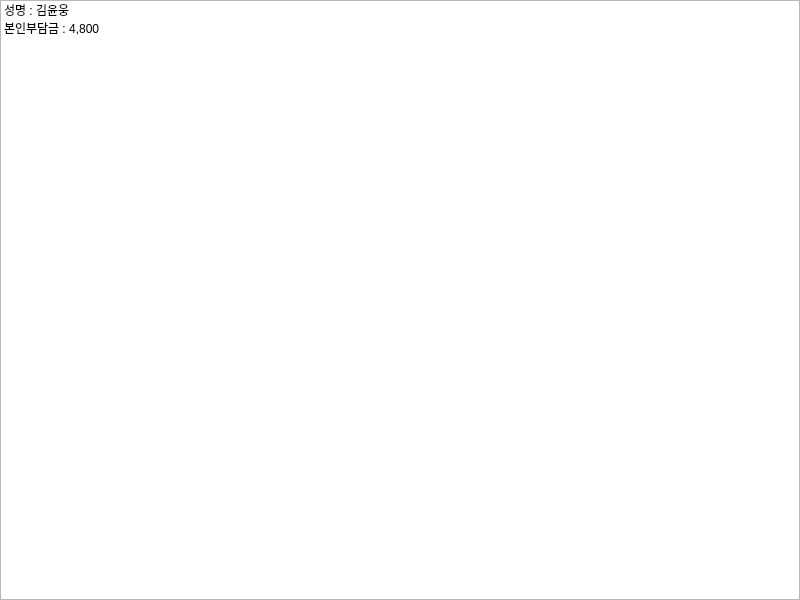
Old version of the form UI/result_view_widget.ui in the repository yunwoong7/spotter.
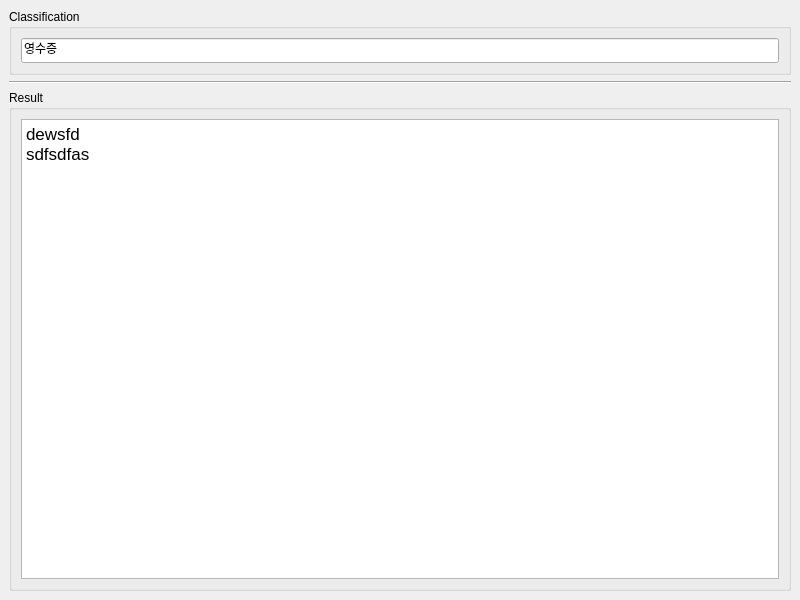
New version of the form.

```diff
--- a/UI/result_view_widget.ui
+++ b/UI/result_view_widget.ui
@@ -14,37 +14,66 @@
    <string>Result View Widget</string>
   </property>
   <widget class="QWidget" name="centralwidget">
-   <layout class="QGridLayout" name="gridLayout">
-    <property name="leftMargin">
-     <number>0</number>
-    </property>
-    <property name="topMargin">
-     <number>0</number>
-    </property>
-    <property name="rightMargin">
-     <number>0</number>
-    </property>
-    <property name="bottomMargin">
-     <number>0</number>
-    </property>
+   <layout class="QGridLayout" name="gridLayout_2">
     <item row="0" column="0">
-     <widget class="QSplitter" name="splitter">
-      <property name="orientation">
-       <enum>Qt::Horizontal</enum>
-      </property>
-      <widget class="QListWidget" name="lw_result">
-       <item>
-        <property name="text">
-         <string>성명 : 김윤웅</string>
+     <layout class="QVBoxLayout" name="verticalLayout_2">
+      <item>
+       <widget class="QGroupBox" name="grp_classification">
+        <property name="maximumSize">
+         <size>
+          <width>16777215</width>
+          <height>80</height>
+         </size>
         </property>
-       </item>
-       <item>
-        <property name="text">
-         <string>본인부담금 : 4,800</string>
+        <property name="title">
+         <string>Classification</string>
         </property>
-       </item>
-      </widget>
-     </widget>
+        <layout class="QVBoxLayout" name="verticalLayout">
+         <item>
+          <widget class="QLineEdit" name="edt_classification">
+           <property name="minimumSize">
+            <size>
+             <width>0</width>
+             <height>25</height>
+            </size>
+           </property>
+           <property name="text">
+            <string>영수증</string>
+           </property>
+          </widget>
+         </item>
+        </layout>
+       </widget>
+      </item>
+      <item>
+       <widget class="Line" name="line">
+        <property name="orientation">
+         <enum>Qt::Horizontal</enum>
+        </property>
+       </widget>
+      </item>
+      <item>
+       <widget class="QGroupBox" name="grp_result">
+        <property name="title">
+         <string>Result</string>
+        </property>
+        <layout class="QGridLayout" name="gridLayout">
+         <item row="0" column="0">
+          <widget class="QTextEdit" name="edt_ocrResult">
+           <property name="html">
+            <string>&lt;!DOCTYPE HTML PUBLIC &quot;-//W3C//DTD HTML 4.0//EN&quot; &quot;http://www.w3.org/TR/REC-html40/strict.dtd&quot;&gt;
+&lt;html&gt;&lt;head&gt;&lt;meta name=&quot;qrichtext&quot; content=&quot;1&quot; /&gt;&lt;style type=&quot;text/css&quot;&gt;
+p, li { white-space: pre-wrap; }
+&lt;/style&gt;&lt;/head&gt;&lt;body style=&quot; font-family:'.AppleSystemUIFont'; font-size:13pt; font-weight:400; font-style:normal;&quot;&gt;
+&lt;p style=&quot; margin-top:0px; margin-bottom:0px; margin-left:0px; margin-right:0px; -qt-block-indent:0; text-indent:0px;&quot;&gt;dewsfd&lt;/p&gt;
+&lt;p style=&quot; margin-top:0px; margin-bottom:0px; margin-left:0px; margin-right:0px; -qt-block-indent:0; text-indent:0px;&quot;&gt;sdfsdfas&lt;/p&gt;&lt;/body&gt;&lt;/html&gt;</string>
+           </property>
+          </widget>
+         </item>
+        </layout>
+       </widget>
+      </item>
+     </layout>
     </item>
    </layout>
   </widget>
```
